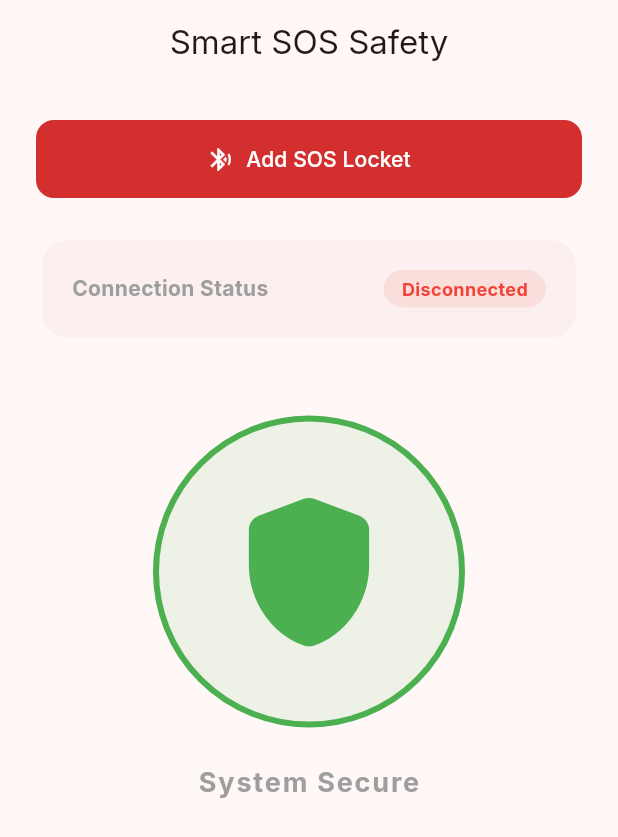
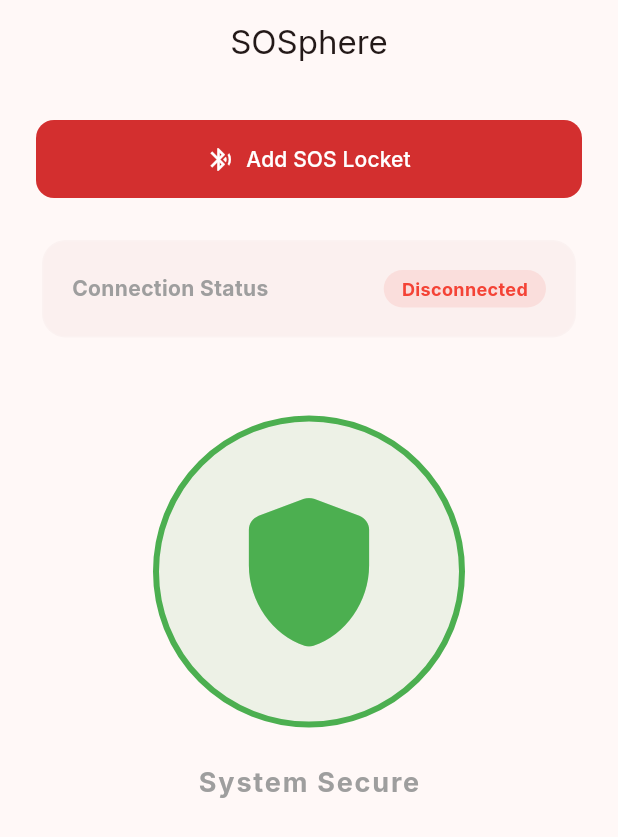
Before and after one commit to TechSanim/smart-sos, a Flutter app: the screen it shows after launch, on a phone screen of 412 x 824 dp. Shown: the top 837 px of the screen. Run offline on Flutter 3.47's test engine with Material 3 defaults, Android fonts, the phone set to English and light mode, and no system bars; our stand-ins replace flutter_blue_plus, geolocator, google_fonts, permission_handler.

Commit message:
refactor: Update app name and branding to SOSphere
Rebrands the application from "Smart SOS" to "SOSphere" across all relevant UI elements and metadata. This includes updating titles in Flutter apps, the application name in web manifests, and associated branding elements in the React web interface. The application's core functionality remains unchanged.

```diff
--- a/flutter_app/lib/main.dart
+++ b/flutter_app/lib/main.dart
@@ -13,7 +13,7 @@ class SOSApp extends StatelessWidget {
   @override
   Widget build(BuildContext context) {
     return MaterialApp(
-      title: 'Smart SOS',
+      title: 'SOSphere',
       debugShowCheckedModeBanner: false,
       theme: ThemeData(
         useMaterial3: true,
--- a/flutter_app/lib/screens/home_screen.dart
+++ b/flutter_app/lib/screens/home_screen.dart
@@ -82,7 +82,7 @@ class _HomeScreenState extends State<HomeScreen> {
   Widget build(BuildContext context) {
     return Scaffold(
       appBar: AppBar(
-        title: const Text("Smart SOS Safety"),
+        title: const Text("SOSphere"),
         centerTitle: true,
       ),
       body: SingleChildScrollView(
```
Also changed, not shown: public/manifest.json, 1 other file.
